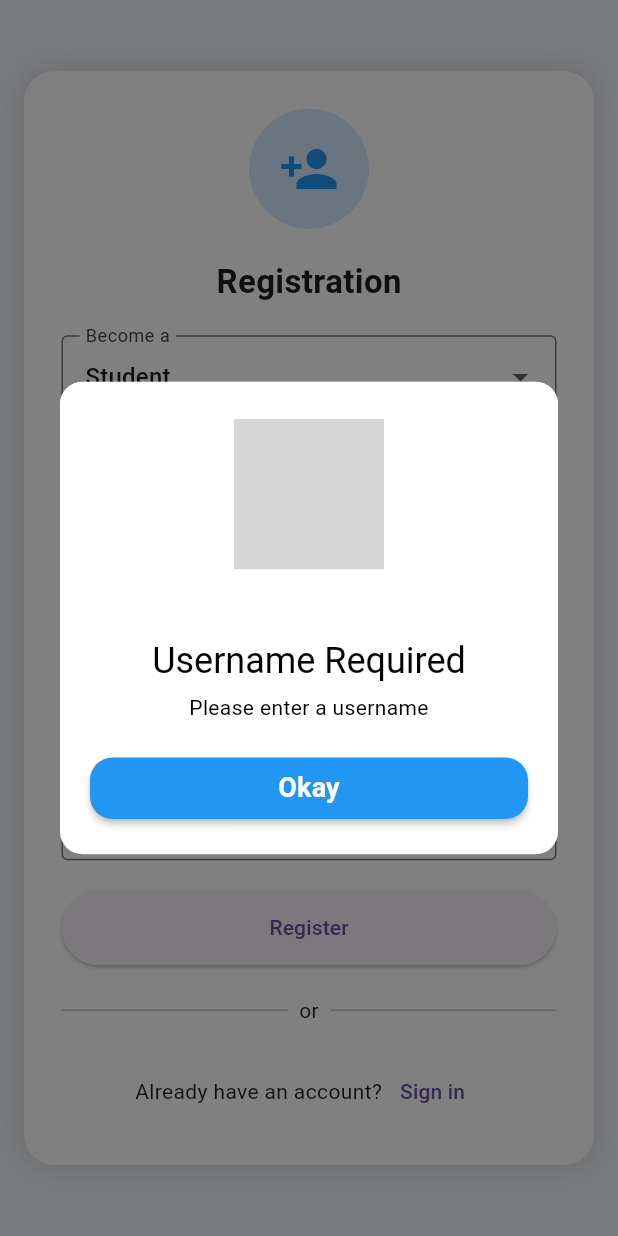
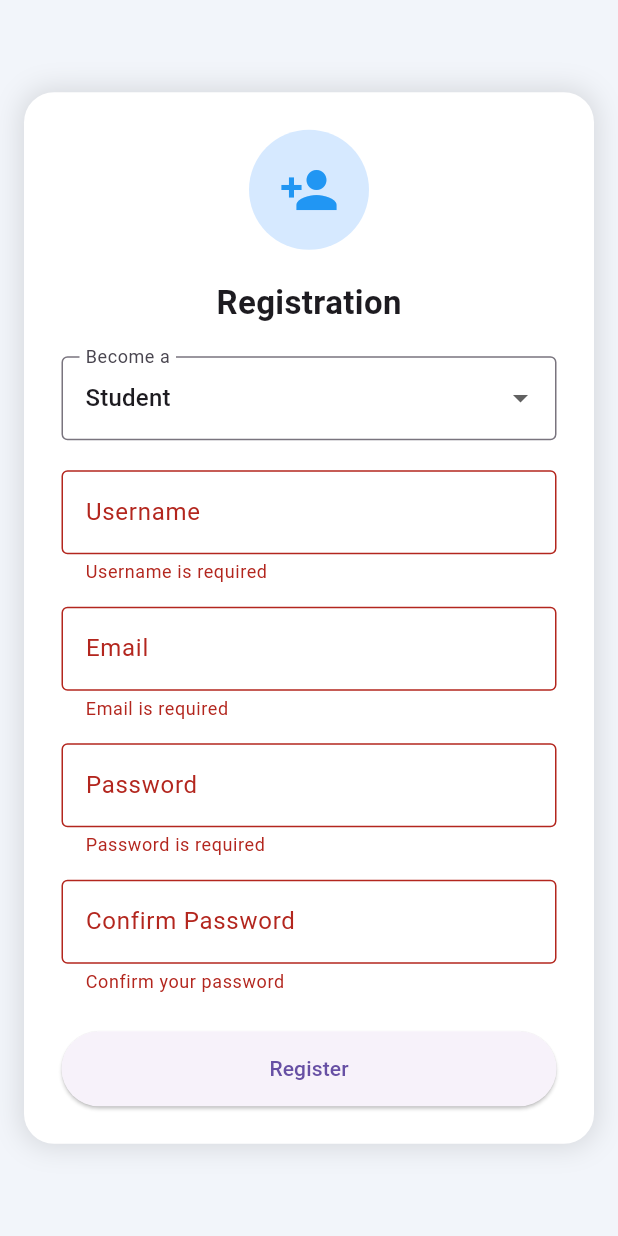
Before and after one commit to MstFahima/Assignment_8, a Flutter app: the RegisterPage screen opened directly, after a tap on "Register", on a phone screen of 412 x 824 dp. Run offline on Flutter 3.47's test engine with Material 3 defaults, Android fonts, the phone set to English and light mode, and no system bars; grey boxes are pictures that could not be loaded.

Commit message:
update code

```diff
--- a/luapp/lib/main.dart
+++ b/luapp/lib/main.dart
@@ -13,7 +13,6 @@ class MyApp extends StatelessWidget {
   Widget build(BuildContext context) {
     return MaterialApp(
       debugShowCheckedModeBanner: false,
-      home: const Login(),
-    );
+      home: const Login());
   }
 }
--- a/luapp/lib/register.dart
+++ b/luapp/lib/register.dart
@@ -1,5 +1,4 @@
 import 'package:flutter/material.dart';
-import 'package:quickalert/quickalert.dart';
 
 class RegisterPage extends StatefulWidget {
   const RegisterPage({super.key});
@@ -9,72 +8,65 @@ class RegisterPage extends StatefulWidget {
 }
 
 class _RegisterPageState extends State<RegisterPage> {
-  String selectedRole = "Student"; // default
-  final TextEditingController confirmPasswordController =
-      TextEditingController();
+  final _formKey = GlobalKey<FormState>();
+
+  String selectedRole = "Student";
+
   final TextEditingController usernameController = TextEditingController();
   final TextEditingController emailController = TextEditingController();
   final TextEditingController passwordController = TextEditingController();
+  final TextEditingController confirmPasswordController =
+      TextEditingController();
 
-  void showAlert(BuildContext context) {
-    final username = usernameController.text.trim();
-    final email = emailController.text.trim();
-    final password = passwordController.text.trim();
-    final confirmPassword = confirmPasswordController.text.trim();
-
-    // Database connection
-
-    if (username.isEmpty) {
-      QuickAlert.show(
-        context: context,
-        type: QuickAlertType.error,
-        title: "Username Required",
-        text: "Please enter a username",
-      );
-      return;
+  @override
+  void dispose() {
+    usernameController.dispose();
+    emailController.dispose();
+    passwordController.dispose();
+    confirmPasswordController.dispose();
+    super.dispose();
   }
 
-    if (email.isEmpty || !email.contains("@")) {
-      QuickAlert.show(
-        context: context,
-        type: QuickAlertType.error,
-        title: "Invalid Email",
-        text: "Please enter a valid email address",
-      );
-      return;
+  bool _isEmailValid(String email) {
+    return RegExp(
+      r'^[\w-\.]+@([\w-]+\.)+[\w-]{2,4}$',
+    ).hasMatch(email);
   }
 
-    if (password.length < 6) {
-      QuickAlert.show(
+  void showSuccessDialog(BuildContext context) {
+    showDialog(
       context: context,
-        type: QuickAlertType.error,
-        title: "Weak Password",
-        text: "Password must be at least 6 characters",
+      barrierDismissible: false,
+      builder: (context) => AlertDialog(
+        title: const Text("Registration Successful"),
+        content: Text(
+          "Role: $selectedRole\n"
+          "Username: ${usernameController.text}\n"
+          "Email: ${emailController.text}",
+        ),
+        actions: [
+          TextButton(
+            onPressed: () {
+              Navigator.pop(context); // close dialog
+              Navigator.pop(context); // go back to login
+            },
+            child: const Text("OK"),
+          ),
+        ],
+      ),
     );
-      return;
   }
 
-    if (password != confirmPassword) {
-      QuickAlert.show(
-        context: context,
-        type: QuickAlertType.error,
-        title: "Password Mismatch",
-        text: "Passwords do not match",
-      );
-      return;
+  void register(BuildContext context) {
+    if (_formKey.currentState!.validate()) {
+      showSuccessDialog(context);
     }
-
-    QuickAlert.show(
-      context: context,
-      type: QuickAlertType.success,
-      title: "Registration Successful!",
-      text: "Role: $selectedRole\nUsername: $username\nEmail: $email",
-    );
   }
 
   @override
   Widget build(BuildContext context) {
     return Scaffold(
+      backgroundColor: const Color(0xFFF2F5FA),
       body: Center(
         child: SingleChildScrollView(
           child: Container(
@@ -83,7 +75,7 @@ class _RegisterPageState extends State<RegisterPage> {
             decoration: BoxDecoration(
               color: Colors.white,
               borderRadius: BorderRadius.circular(20),
-              boxShadow: [
+              boxShadow: const [
                 BoxShadow(
                   color: Colors.black12,
                   blurRadius: 15,
@@ -91,18 +83,24 @@ class _RegisterPageState extends State<RegisterPage> {
                 ),
               ],
             ),
+            child: Form(
+              key: _formKey,
               child: Column(
                 children: [
                   const CircleAvatar(
                     radius: 40,
                     backgroundColor: Color(0xFFD6E9FF),
-                  child: Icon(Icons.person_add, size: 40, color: Colors.blue),
+                    child:
+                        Icon(Icons.person_add, size: 40, color: Colors.blue),
                   ),
                   const SizedBox(height: 20),
 
                   const Text(
                     "Registration",
-                  style: TextStyle(fontSize: 22, fontWeight: FontWeight.bold),
+                    style: TextStyle(
+                      fontSize: 22,
+                      fontWeight: FontWeight.bold,
+                    ),
                   ),
                   const SizedBox(height: 20),
 
@@ -113,8 +111,14 @@ class _RegisterPageState extends State<RegisterPage> {
                       border: OutlineInputBorder(),
                     ),
                     items: const [
-                    DropdownMenuItem(value: "Student", child: Text("Student")),
-                    DropdownMenuItem(value: "Teacher", child: Text("Teacher")),
+                      DropdownMenuItem(
+                        value: "Student",
+                        child: Text("Student"),
+                      ),
+                      DropdownMenuItem(
+                        value: "Teacher",
+                        child: Text("Teacher"),
+                      ),
                     ],
                     onChanged: (value) {
                       setState(() {
@@ -122,82 +126,97 @@ class _RegisterPageState extends State<RegisterPage> {
                       });
                     },
                   ),
-
                   const SizedBox(height: 20),
 
-                TextField(
+                  TextFormField(
                     controller: usernameController,
                     decoration: const InputDecoration(
                       labelText: "Username",
                       border: OutlineInputBorder(),
                     ),
+                    validator: (value) {
+                      if (value == null || value.trim().isEmpty) {
+                        return "Username is required";
+                      }
+                      if (value.length < 3) {
+                        return "Minimum 3 characters required";
+                      }
+                      return null;
+                    },
                   ),
                   const SizedBox(height: 15),
 
-                TextField(
+                  TextFormField(
                     controller: emailController,
+                    keyboardType: TextInputType.emailAddress,
                     decoration: const InputDecoration(
                       labelText: "Email",
                       border: OutlineInputBorder(),
                     ),
+                    validator: (value) {
+                      if (value == null || value.trim().isEmpty) {
+                        return "Email is required";
+                      }
+                      if (!_isEmailValid(value)) {
+                        return "Invalid email format";
+                      }
+                      return null;
+                    },
                   ),
                   const SizedBox(height: 15),
 
-                TextField(
+                  TextFormField(
                     controller: passwordController,
                     obscureText: true,
                     decoration: const InputDecoration(
                       labelText: "Password",
                       border: OutlineInputBorder(),
                     ),
+                    validator: (value) {
+                      if (value == null || value.isEmpty) {
+                        return "Password is required";
+                      }
+                      if (value.length < 6) {
+                        return "Minimum 6 characters required";
+                      }
+                      return null;
+                    },
                   ),
-                const SizedBox(height: 20),
+                  const SizedBox(height: 15),
 
-                TextField(
+                  TextFormField(
                     controller: confirmPasswordController,
                     obscureText: true,
                     decoration: const InputDecoration(
                       labelText: "Confirm Password",
                       border: OutlineInputBorder(),
                     ),
+                    validator: (value) {
+                      if (value == null || value.isEmpty) {
+                        return "Confirm your password";
+                      }
+                      if (value != passwordController.text) {
+                        return "Passwords do not match";
+                      }
+                      return null;
+                    },
                   ),
-                const SizedBox(height: 20),
+                  const SizedBox(height: 25),
 
                   SizedBox(
                     width: double.infinity,
                     height: 50,
                     child: ElevatedButton(
-                    onPressed: () => showAlert(context),
+                      onPressed: () => register(context),
                       child: const Text("Register"),
                     ),
-                ),
-
-                const SizedBox(height: 20),
-                const Row(
-                  children: [
-                    Expanded(child: Divider()),
-                    Text("  or  "),
-                    Expanded(child: Divider()),
-                  ],
-                ),
-                const SizedBox(height: 20),
-
-                Row(
-                  mainAxisAlignment: MainAxisAlignment.center,
-                  children: [
-                    const Text("Already have an account?"),
-                    TextButton(
-                      onPressed: () => Navigator.pop(context),
-                      child: const Text("Sign in"),
-                    ),
-                  ],
                   ),
                 ],
               ),
             ),
           ),
         ),
-      backgroundColor: const Color(0xFFF2F5FA),
+      ),
     );
   }
 }
```
Also changed, not shown: luapp/lib/login.dart (+67 -39 lines), luapp/lib/profile.dart (deleted, +0 -130 lines). Lines whose indentation alone changed are shown as unchanged.
